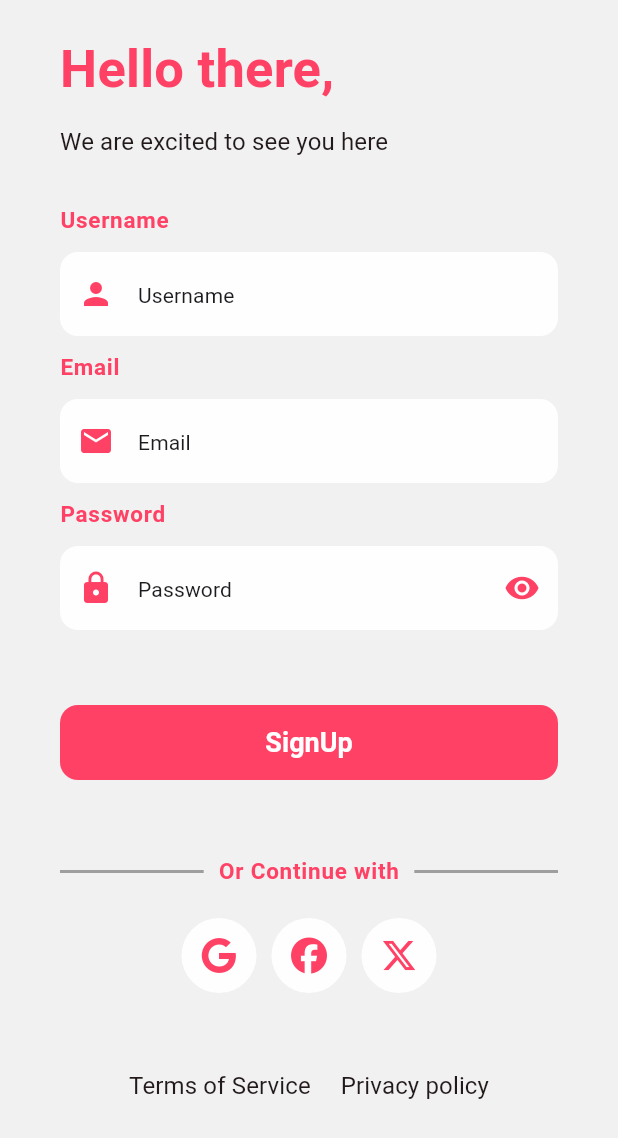
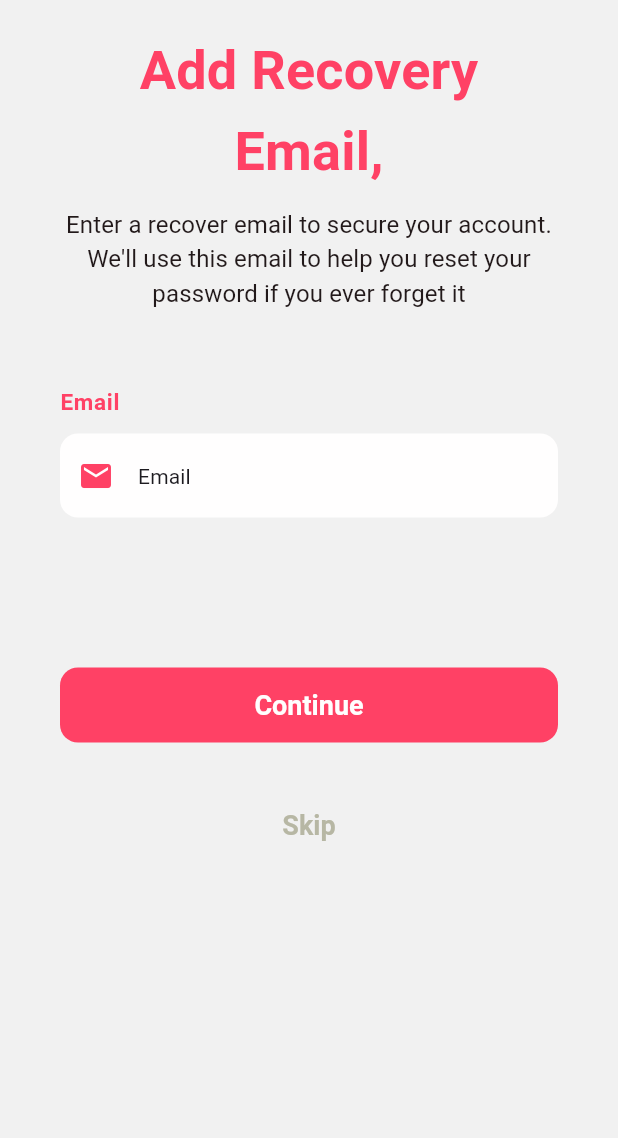
Before and after one commit to mukwambo/whispr, a Flutter app: the CreateAccount screen opened by its route, after a tap on "SignUp", on a phone screen of 412 x 824 dp. Shown: the top 1138 px of the screen. Run offline on Flutter 3.47's test engine with Material 3 defaults, Android fonts, the phone set to English and light mode, and no system bars; our stand-ins replace font_awesome_flutter.

Commit message:
Added  recovery email screen and a 'Fogort password' widget on the login sceen

```diff
--- a/lib/main.dart
+++ b/lib/main.dart
@@ -2,6 +2,7 @@ import 'package:flutter/material.dart';
 import 'package:whispr/pages/create_account.dart';
 import 'package:whispr/pages/intro_page.dart';
 import 'package:whispr/pages/login_page.dart';
+import 'package:whispr/pages/recovery_email_page.dart';
 import 'package:whispr/pages/signin_page.dart';
 
 void main() {
@@ -50,7 +51,7 @@ class MyApp extends StatelessWidget {
 
           // Medium title theme
           titleMedium: TextStyle(
-            fontSize: 35,
+            fontSize: 36,
             fontWeight: FontWeight.bold,
             color: Color(0xffff4165),
           ),
@@ -103,7 +104,8 @@ class MyApp extends StatelessWidget {
         // Simplified way for handling navigation between screens
         '/signInPage': (context) => const SignInPage(),
         '/createAccount': (context) => const CreateAccount(),
-        '/LoginPage': (context) => const LoginPage(),
+        '/loginPage': (context) => const LoginPage(),
+        '/recoveryEmailPage': (context) => const RecoveryEmailPage()
       },
     );
   }
--- a/lib/pages/create_account.dart
+++ b/lib/pages/create_account.dart
@@ -92,7 +92,9 @@ class CreateAccount extends StatelessWidget {
                     height: 50,
                   ),
                   TextButton(
-                    onPressed: () {},
+                    onPressed: () {
+                      Navigator.pushNamed(context, '/recoveryEmailPage');
+                    },
                     child: const Text('SignUp'),
                   ),
                   const SizedBox(
--- /dev/null
+++ b/lib/pages/recovery_email_page.dart
@@ -0,0 +1,70 @@
+import 'package:flutter/material.dart';
+
+class RecoveryEmailPage extends StatelessWidget {
+  const RecoveryEmailPage({super.key});
+
+  @override
+  Widget build(BuildContext context) {
+    return Scaffold(
+      body: SafeArea(
+        child: Padding(
+          padding: const EdgeInsets.symmetric(horizontal: 40.0, vertical: 20),
+          child: GestureDetector(
+            onTap: () {
+              FocusScope.of(context).unfocus();
+            },
+            child: SingleChildScrollView(
+              child: Column(
+                crossAxisAlignment: CrossAxisAlignment.start,
+                children: [
+                  Text(
+                    'Add Recovery Email,',
+                    style: Theme.of(context).textTheme.titleMedium,
+                    textAlign: TextAlign.center,
+                  ),
+                  const SizedBox(height: 10),
+                  Text(
+                    "Enter a recover email to secure your account. We'll use this email to help you reset your password if you ever forget it",
+                    textAlign: TextAlign.center,
+                    style: Theme.of(context).textTheme.titleSmall,
+                  ),
+                  const SizedBox(height: 50),
+                  Text(
+                    'Email',
+                    style: Theme.of(context).textTheme.labelSmall,
+                  ),
+                  const SizedBox(height: 10),
+                  const TextField(
+                    decoration: InputDecoration(
+                      prefixIcon: Icon(Icons.email),
+                      hintText: 'Email',
+                    ),
+                  ),
+                  const SizedBox(
+                    height: 100,
+                  ),
+                  TextButton(
+                    onPressed: () {},
+                    child: const Text('Continue'),
+                  ),
+                  const SizedBox(
+                    height: 30,
+                  ),
+                  TextButton(
+                    style: TextButton.styleFrom(
+                        backgroundColor: const Color(0xfff1f1f1)),
+                    onPressed: () {},
+                    child: const Text(
+                      'Skip',
+                      style: TextStyle(color: Color(0xffb7b7a4)),
+                    ),
+                  ),
+                ],
+              ),
+            ),
+          ),
+        ),
+      ),
+    );
+  }
+}
--- a/lib/pages/signin_page.dart
+++ b/lib/pages/signin_page.dart
@@ -53,7 +53,7 @@ class SignInPage extends StatelessWidget {
                 ),
                 onPressed: () {
                   // Navigate to the LogIn page when the button is clicked
-                  Navigator.pushNamed(context, '/LoginPage');
+                  Navigator.pushNamed(context, '/loginPage');
                 },
                 child: const Text(
                   'LogIn',
```
Also changed, not shown: lib/pages/login_page.dart (+11 -1 lines).
